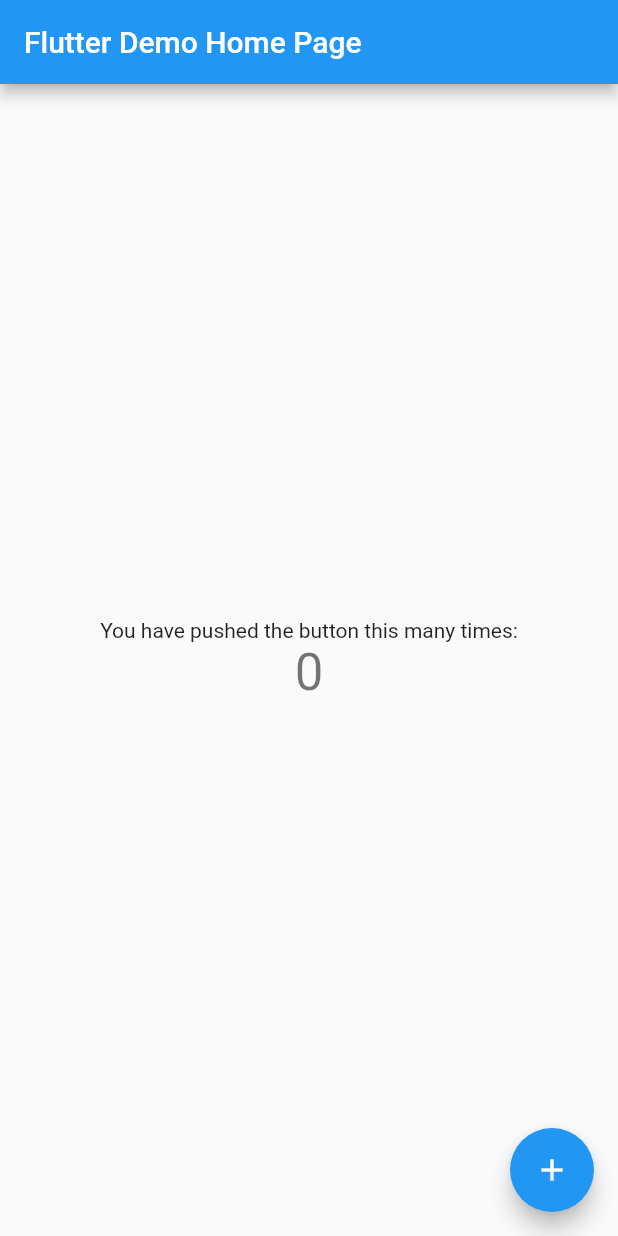
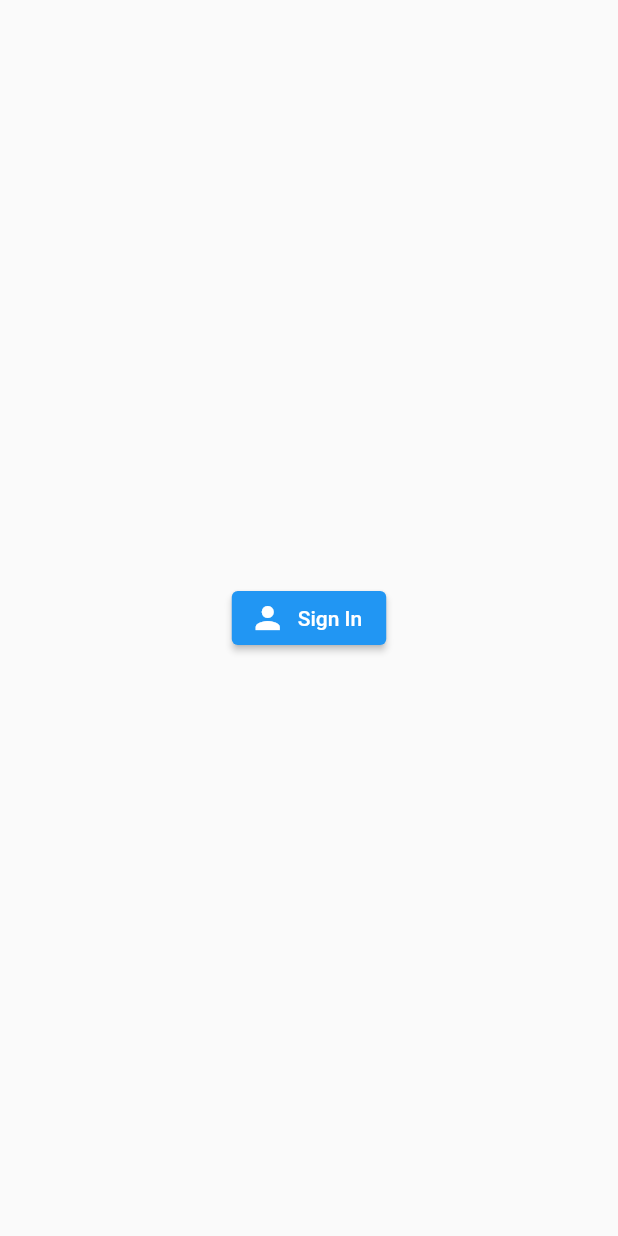
Before and after one commit to srinivasayush/flutter_firebase_riverpod_boilerplate, a Flutter app: the screen it shows after launch, on a phone screen of 412 x 824 dp. Run offline on Flutter 3.47's test engine with Material 2 defaults, Android fonts, the phone set to English and light mode, and no system bars; our stand-ins replace cloud_firestore, firebase_auth, firebase_core, flutter_riverpod, google_sign_in; accounts and stored records are empty.

Commit message:
finished boilerplate app

```diff
--- a/lib/main.dart
+++ b/lib/main.dart
@@ -1,117 +1,23 @@
+import 'package:firebase_core/firebase_core.dart';
 import 'package:flutter/material.dart';
+import 'package:flutter_firebase_riverpod_boilerplate/wrapper.dart';
+import 'package:flutter_riverpod/flutter_riverpod.dart';
 
-void main() {
-  runApp(MyApp());
+void main() async {
+  WidgetsFlutterBinding.ensureInitialized();
+  await Firebase.initializeApp();
+  runApp(
+    ProviderScope(
+      child: RootWidget(),
+    ),
+  );
 }
 
-class MyApp extends StatelessWidget {
-  // This widget is the root of your application.
+class RootWidget extends StatelessWidget {
   @override
   Widget build(BuildContext context) {
     return MaterialApp(
-      title: 'Flutter Demo',
-      theme: ThemeData(
-        // This is the theme of your application.
-        //
-        // Try running your application with "flutter run". You'll see the
-        // application has a blue toolbar. Then, without quitting the app, try
-        // changing the primarySwatch below to Colors.green and then invoke
-        // "hot reload" (press "r" in the console where you ran "flutter run",
-        // or simply save your changes to "hot reload" in a Flutter IDE).
-        // Notice that the counter didn't reset back to zero; the application
-        // is not restarted.
-        primarySwatch: Colors.blue,
-        // This makes the visual density adapt to the platform that you run
-        // the app on. For desktop platforms, the controls will be smaller and
-        // closer together (more dense) than on mobile platforms.
-        visualDensity: VisualDensity.adaptivePlatformDensity,
-      ),
-      home: MyHomePage(title: 'Flutter Demo Home Page'),
+      home: Wrapper(),
     );
   }
 }
-
-class MyHomePage extends StatefulWidget {
-  MyHomePage({Key key, this.title}) : super(key: key);
-
-  // This widget is the home page of your application. It is stateful, meaning
-  // that it has a State object (defined below) that contains fields that affect
-  // how it looks.
-
-  // This class is the configuration for the state. It holds the values (in this
-  // case the title) provided by the parent (in this case the App widget) and
-  // used by the build method of the State. Fields in a Widget subclass are
-  // always marked "final".
-
-  final String title;
-
-  @override
-  _MyHomePageState createState() => _MyHomePageState();
-}
-
-class _MyHomePageState extends State<MyHomePage> {
-  int _counter = 0;
-
-  void _incrementCounter() {
-    setState(() {
-      // This call to setState tells the Flutter framework that something has
-      // changed in this State, which causes it to rerun the build method below
-      // so that the display can reflect the updated values. If we changed
-      // _counter without calling setState(), then the build method would not be
-      // called again, and so nothing would appear to happen.
-      _counter++;
-    });
-  }
-
-  @override
-  Widget build(BuildContext context) {
-    // This method is rerun every time setState is called, for instance as done
-    // by the _incrementCounter method above.
-    //
-    // The Flutter framework has been optimized to make rerunning build methods
-    // fast, so that you can just rebuild anything that needs updating rather
-    // than having to individually change instances of widgets.
-    return Scaffold(
-      appBar: AppBar(
-        // Here we take the value from the MyHomePage object that was created by
-        // the App.build method, and use it to set our appbar title.
-        title: Text(widget.title),
-      ),
-      body: Center(
-        // Center is a layout widget. It takes a single child and positions it
-        // in the middle of the parent.
-        child: Column(
-          // Column is also a layout widget. It takes a list of children and
-          // arranges them vertically. By default, it sizes itself to fit its
-          // children horizontally, and tries to be as tall as its parent.
-          //
-          // Invoke "debug painting" (press "p" in the console, choose the
-          // "Toggle Debug Paint" action from the Flutter Inspector in Android
-          // Studio, or the "Toggle Debug Paint" command in Visual Studio Code)
-          // to see the wireframe for each widget.
-          //
-          // Column has various properties to control how it sizes itself and
-          // how it positions its children. Here we use mainAxisAlignment to
-          // center the children vertically; the main axis here is the vertical
-          // axis because Columns are vertical (the cross axis would be
-          // horizontal).
-          mainAxisAlignment: MainAxisAlignment.center,
-          children: <Widget>[
-            Text(
-              'You have pushed the button this many times:',
-            ),
-            Text(
-              '$_counter',
-              style: Theme.of(context).textTheme.headline4,
-            ),
-          ],
-        ),
-      ),
-      floatingActionButton: FloatingActionButton(
-        onPressed: _incrementCounter,
-        tooltip: 'Increment',
-        child: Icon(Icons.add),
-      ), // This trailing comma makes auto-formatting nicer for build methods.
-    );
-  }
-}
--- /dev/null
+++ b/lib/screens/LoginPage/loginPage.dart
@@ -0,0 +1,35 @@
+import 'package:flutter/material.dart';
+import 'package:flutter_firebase_riverpod_boilerplate/services/auth.dart';
+import 'package:flutter_riverpod/flutter_riverpod.dart';
+
+class LoginPage extends ConsumerWidget {
+  @override
+  Widget build(BuildContext context, ScopedReader watch) {
+    final authService = watch(authServiceProvider);
+    return Scaffold(
+      body: authService.isLoading
+          ? Center(
+              child: CircularProgressIndicator(),
+            )
+          : Center(
+              child: Column(
+                mainAxisAlignment: MainAxisAlignment.center,
+                children: <Widget>[
+                  ElevatedButton.icon(
+                    onPressed: () async {
+                      final authService = context.read(authServiceProvider);
+                      await authService.signInWithGoogle();
+                    },
+                    icon: Icon(
+                      Icons.person,
+                    ),
+                    label: Text(
+                      'Sign In',
+                    ),
+                  ),
+                ],
+              ),
+            ),
+    );
+  }
+}
--- /dev/null
+++ b/lib/shared/authStateProvider.dart
@@ -0,0 +1,6 @@
+import 'package:firebase_auth/firebase_auth.dart';
+import 'package:flutter_riverpod/flutter_riverpod.dart';
+
+final authStateProvider = StreamProvider.autoDispose<User?>((ref) {
+  return FirebaseAuth.instance.authStateChanges();
+});
--- /dev/null
+++ b/lib/wrapper.dart
@@ -0,0 +1,30 @@
+import 'package:flutter/material.dart';
+import 'package:flutter_firebase_riverpod_boilerplate/screens/HomePage/homepage.dart';
+import 'package:flutter_firebase_riverpod_boilerplate/screens/LoginPage/loginPage.dart';
+import 'package:flutter_firebase_riverpod_boilerplate/services/auth.dart';
+import 'package:flutter_firebase_riverpod_boilerplate/services/database.dart';
+import 'package:flutter_firebase_riverpod_boilerplate/shared/authStateProvider.dart';
+import 'package:flutter_riverpod/flutter_riverpod.dart';
+
+class Wrapper extends ConsumerWidget {
+  @override
+  Widget build(BuildContext context, ScopedReader watch) {
+    return watch(authStateProvider).when(
+      data: (user) {
+        if (user == null) {
+          return LoginPage();
+        } else {
+          return HomePage();
+        }
+      },
+      loading: () => Scaffold(
+        body: Center(
+          child: CircularProgressIndicator(),
+        ),
+      ),
+      error: (error, stackTrace) => Text(
+        '$error',
+      ),
+    );
+  }
+}
```
Also changed, not shown: lib/models/userData.dart (added, +29 -0 lines), lib/screens/HomePage/homepage.dart (added, +53 -0 lines), lib/services/auth.dart (added, +93 -0 lines), lib/services/database.dart (added, +33 -0 lines), lib/shared/userDataStream.dart (added, +15 -0 lines), pubspec.yaml (+7 -1 lines), pubspec.lock, 5 other files.
